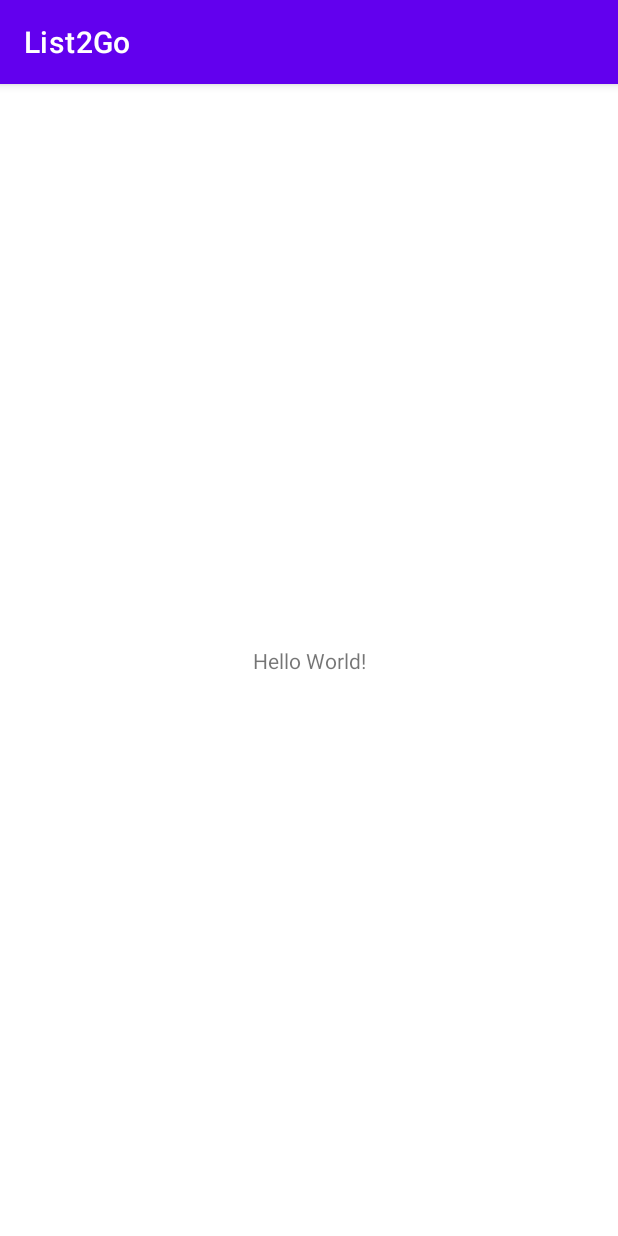
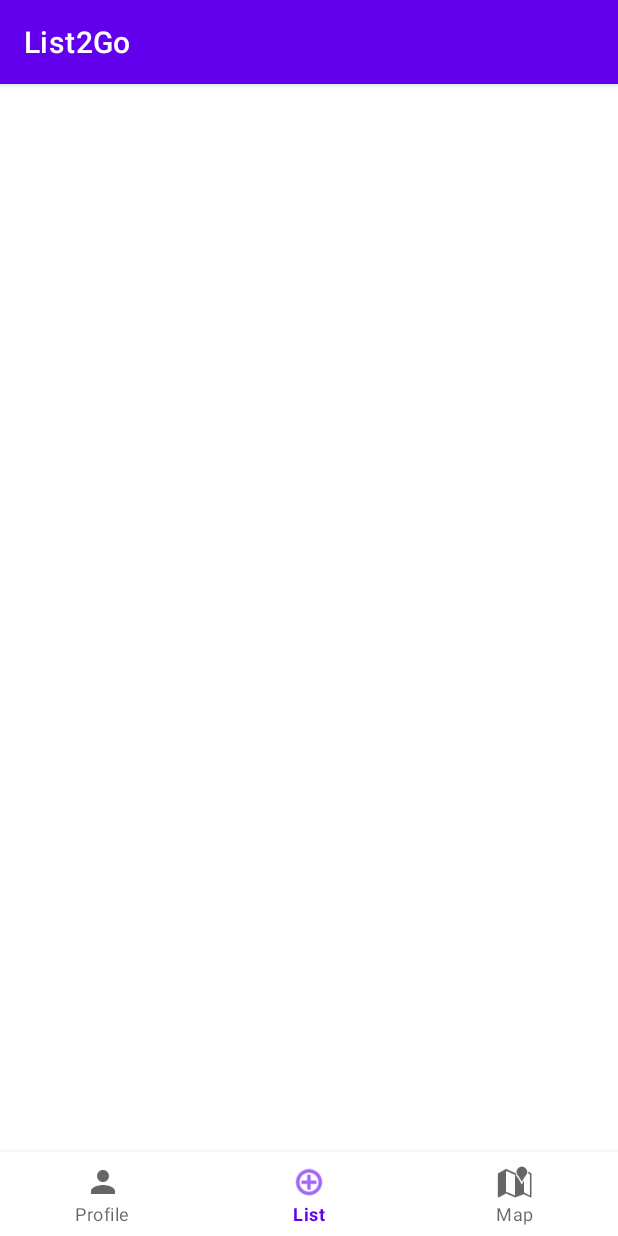
Before and after one commit to KingJohn12/List2Go, an Android app: the MainActivity screen opened directly, with no data from a screen before it, on a phone screen of 412 x 824 dp. Run offline under Robolectric (Android 15) with nearby library versions, the phone set to English and light mode, and no system bars; libraries missing offline, so code that uses them is left out: com.parse.

Commit message:
created bottom navigation bar, need to make screens

```diff
--- a/app/build.gradle
+++ b/app/build.gradle
@@ -40,5 +40,7 @@ dependencies {
     implementation "com.github.parse-community.Parse-SDK-Android:parse:1.26.0"
     testImplementation 'junit:junit:4.13.2'
     androidTestImplementation 'androidx.test.ext:junit:1.1.3'
+    implementation 'com.github.bumptech.glide:glide:4.12.0'
+    annotationProcessor 'com.github.bumptech.glide:compiler:4.12.0'
     androidTestImplementation 'androidx.test.espresso:espresso-core:3.4.0'
 }
--- a/app/src/main/java/com/example/list2go/MainActivity.kt
+++ b/app/src/main/java/com/example/list2go/MainActivity.kt
@@ -1,11 +1,44 @@
 package com.example.list2go
 
+import android.content.Intent
 import androidx.appcompat.app.AppCompatActivity
 import android.os.Bundle
+import android.widget.Toast
+import androidx.fragment.app.Fragment
+import com.google.android.material.bottomnavigation.BottomNavigationView
+import com.parse.ParseUser
 
 class MainActivity : AppCompatActivity() {
     override fun onCreate(savedInstanceState: Bundle?) {
         super.onCreate(savedInstanceState)
         setContentView(R.layout.activity_main)
+
+        // implementation of Bottom Navigation Bar
+        findViewById<BottomNavigationView>(R.id.bottom_navigation).setOnItemSelectedListener{
+                item ->
+
+            when (item.itemId) {
+                R.id.action_profile -> {
+                    // navigate to profile screen
+                    Toast.makeText(this, "Profile", Toast.LENGTH_SHORT).show()
+                }
+                R.id.action_list -> {
+                    // navigate to list screen
+                    Toast.makeText(this, "List", Toast.LENGTH_SHORT).show()
+                }
+                R.id.action_map -> {
+                    // navigate to map screen
+                    Toast.makeText(this, "Map", Toast.LENGTH_SHORT).show()
+                }
+
+            }
+
+            // return true to handle user interaction
+            true
+        }
+        // Set default selection
+        findViewById<BottomNavigationView>(R.id.bottom_navigation).selectedItemId = R.id.action_list
+
+
     }
 }
--- /dev/null
+++ b/app/src/main/res/drawable/ic_baseline_person_24.xml
@@ -0,0 +1,10 @@
+<vector xmlns:android="http://schemas.android.com/apk/res/android"
+    android:width="24dp"
+    android:height="24dp"
+    android:viewportWidth="24"
+    android:viewportHeight="24"
+    android:tint="?attr/colorControlNormal">
+  <path
+      android:fillColor="@android:color/white"
+      android:pathData="M12,12c2.21,0 4,-1.79 4,-4s-1.79,-4 -4,-4 -4,1.79 -4,4 1.79,4 4,4zM12,14c-2.67,0 -8,1.34 -8,4v2h16v-2c0,-2.66 -5.33,-4 -8,-4z"/>
+</vector>
--- /dev/null
+++ b/app/src/main/res/drawable/ic_baseline_person_outline_24.xml
@@ -0,0 +1,10 @@
+<vector xmlns:android="http://schemas.android.com/apk/res/android"
+    android:width="24dp"
+    android:height="24dp"
+    android:viewportWidth="24"
+    android:viewportHeight="24"
+    android:tint="?attr/colorControlNormal">
+  <path
+      android:fillColor="@android:color/white"
+      android:pathData="M12,5.9c1.16,0 2.1,0.94 2.1,2.1s-0.94,2.1 -2.1,2.1S9.9,9.16 9.9,8s0.94,-2.1 2.1,-2.1m0,9c2.97,0 6.1,1.46 6.1,2.1v1.1L5.9,18.1L5.9,17c0,-0.64 3.13,-2.1 6.1,-2.1M12,4C9.79,4 8,5.79 8,8s1.79,4 4,4 4,-1.79 4,-4 -1.79,-4 -4,-4zM12,13c-2.67,0 -8,1.34 -8,4v3h16v-3c0,-2.66 -5.33,-4 -8,-4z"/>
+</vector>
--- a/app/src/main/res/layout/activity_main.xml
+++ b/app/src/main/res/layout/activity_main.xml
@@ -6,13 +6,21 @@
     android:layout_height="match_parent"
     tools:context=".MainActivity">
 
-    <TextView
-        android:layout_width="wrap_content"
+    <FrameLayout
+        android:id="@+id/flContainer"
+        android:layout_width="match_parent"
+        android:layout_height="0dp"
+        app:layout_constraintBottom_toTopOf="@+id/bottom_navigation"
+        app:layout_constraintEnd_toEndOf="parent"
+        app:layout_constraintStart_toStartOf="parent"
+        app:layout_constraintTop_toTopOf="parent" >
+    </FrameLayout>
+
+    <com.google.android.material.bottomnavigation.BottomNavigationView
+        android:id="@+id/bottom_navigation"
+        android:layout_width="match_parent"
         android:layout_height="wrap_content"
-        android:text="Hello World!"
         app:layout_constraintBottom_toBottomOf="parent"
-        app:layout_constraintLeft_toLeftOf="parent"
-        app:layout_constraintRight_toRightOf="parent"
-        app:layout_constraintTop_toTopOf="parent" />
+        app:menu="@menu/menu_bottom_navigation" />
 
 </androidx.constraintlayout.widget.ConstraintLayout>
--- /dev/null
+++ b/app/src/main/res/menu/menu_bottom_navigation.xml
@@ -0,0 +1,21 @@
+<?xml version="1.0" encoding="utf-8"?>
+<menu xmlns:app="http://schemas.android.com/apk/res-auto"
+    xmlns:android="http://schemas.android.com/apk/res/android">
+
+    <item
+        android:id="@+id/action_profile"
+        android:icon="@drawable/ic_baseline_person_24"
+        android:title="Profile"
+        app:showAsAction="always" />
+    <item
+        android:id="@+id/action_list"
+        android:icon="@android:drawable/ic_menu_add"
+        android:title="List"
+        app:showAsAction="always" />
+    <item
+        android:id="@+id/action_map"
+        android:icon="@android:drawable/ic_dialog_map"
+        android:title="Map"
+        app:showAsAction="always" />
+
+</menu>
--- a/build.gradle
+++ b/build.gradle
@@ -2,7 +2,7 @@
 plugins {
     id 'com.android.application' version '7.1.2' apply false
     id 'com.android.library' version '7.1.2' apply false
-    id 'org.jetbrains.kotlin.android' version '1.6.10' apply false
+    id 'org.jetbrains.kotlin.android' version '1.6.21' apply false
 }
 
 task clean(type: Delete) {
```
Also changed, not shown: app/src/main/AndroidManifest.xml (+5 -6 lines).
